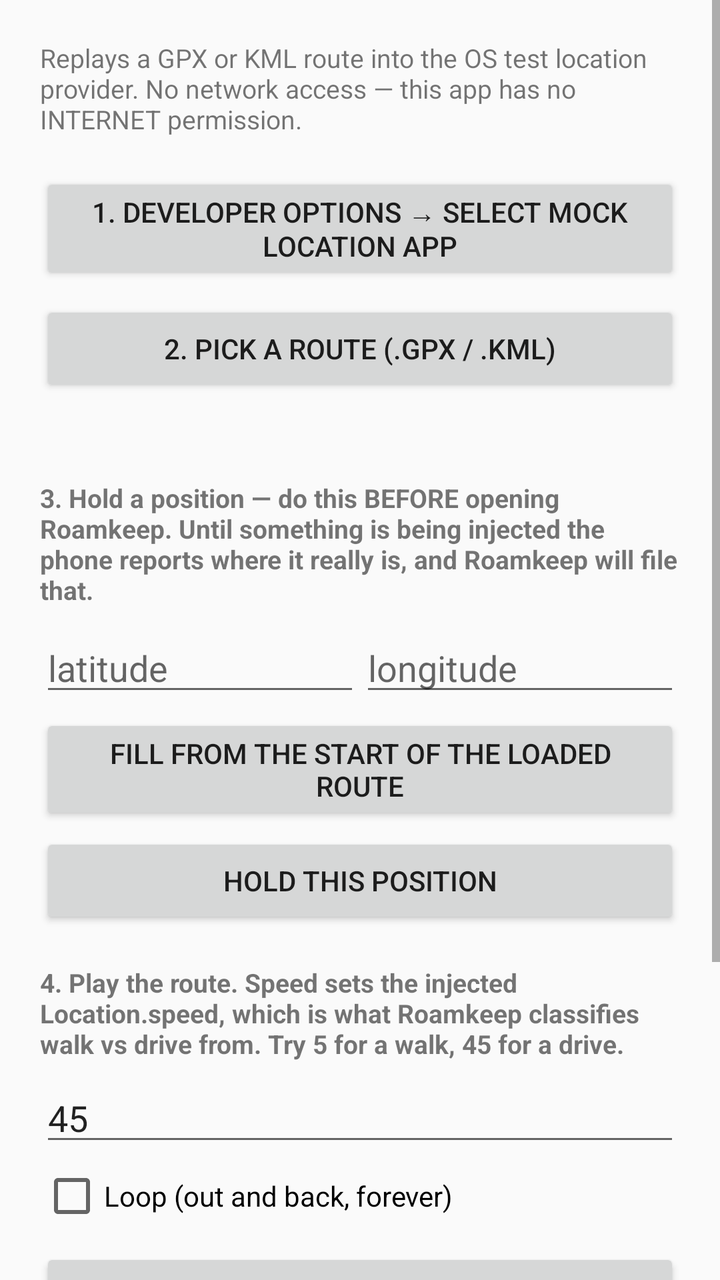
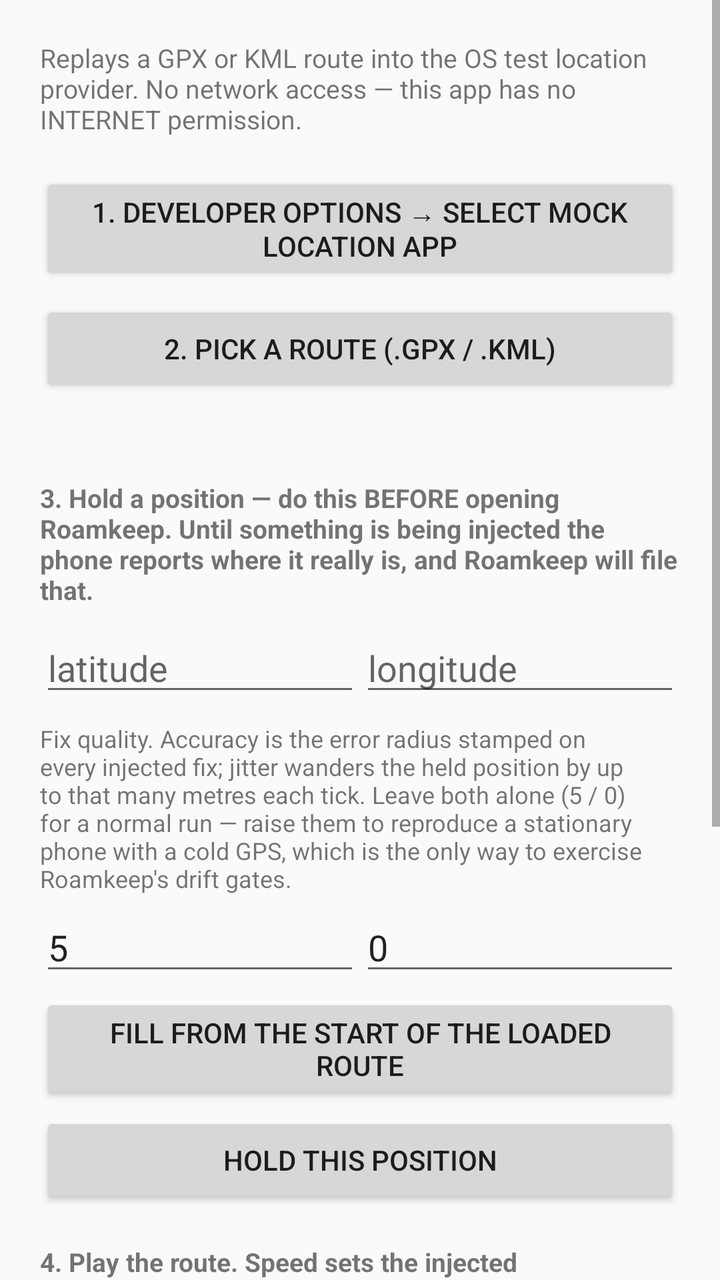

Before-and-after screenshots of an Android layout around one commit, followed by the original layout XML and the change that was made.
<!-- AndroidManifest.xml: application theme android:Theme.Material.Light -->
<!-- res/layout/activity_main.xml -->
<?xml version="1.0" encoding="utf-8"?>
<ScrollView xmlns:android="http://schemas.android.com/apk/res/android"
    android:layout_width="match_parent"
    android:layout_height="match_parent"
    android:fillViewport="true">

    <LinearLayout
        android:layout_width="match_parent"
        android:layout_height="wrap_content"
        android:orientation="vertical"
        android:padding="20dp">

        <TextView
            android:layout_width="match_parent"
            android:layout_height="wrap_content"
            android:text="Replays a GPX or KML route into the OS test location provider. No network access — this app has no INTERNET permission."
            android:textSize="13sp"
            android:paddingBottom="18dp" />

        <Button
            android:id="@+id/devOptions"
            android:layout_width="match_parent"
            android:layout_height="wrap_content"
            android:text="1. Developer options → Select mock location app" />

        <Button
            android:id="@+id/pick"
            android:layout_width="match_parent"
            android:layout_height="wrap_content"
            android:layout_marginTop="8dp"
            android:text="2. Pick a route (.gpx / .kml)" />

        <TextView
            android:id="@+id/routeInfo"
            android:layout_width="match_parent"
            android:layout_height="wrap_content"
            android:paddingTop="8dp"
            android:paddingBottom="12dp"
            android:textSize="13sp"
            android:typeface="monospace" />

        <TextView
            android:layout_width="match_parent"
            android:layout_height="wrap_content"
            android:text="3. Hold a position — do this BEFORE opening Roamkeep. Until something is being injected the phone reports where it really is, and Roamkeep will file that."
            android:textStyle="bold"
            android:textSize="13sp"
            android:paddingTop="4dp"
            android:paddingBottom="8dp" />

        <LinearLayout
            android:layout_width="match_parent"
            android:layout_height="wrap_content"
            android:orientation="horizontal">

            <EditText
                android:id="@+id/holdLat"
                android:layout_width="0dp"
                android:layout_weight="1"
                android:layout_height="wrap_content"
                android:inputType="numberDecimal|numberSigned"
                android:importantForAutofill="no"
                android:hint="latitude" />

            <EditText
                android:id="@+id/holdLng"
                android:layout_width="0dp"
                android:layout_weight="1"
                android:layout_height="wrap_content"
                android:inputType="numberDecimal|numberSigned"
                android:importantForAutofill="no"
                android:hint="longitude" />
        </LinearLayout>

        <Button
            android:id="@+id/useRouteStart"
            android:layout_width="match_parent"
            android:layout_height="wrap_content"
            android:layout_marginTop="4dp"
            android:text="Fill from the start of the loaded route" />

        <Button
            android:id="@+id/hold"
            android:layout_width="match_parent"
            android:layout_height="wrap_content"
            android:layout_marginTop="4dp"
            android:text="Hold this position" />

        <TextView
            android:layout_width="match_parent"
            android:layout_height="wrap_content"
            android:text="4. Play the route. Speed sets the injected Location.speed, which is what Roamkeep classifies walk vs drive from. Try 5 for a walk, 45 for a drive."
            android:textStyle="bold"
            android:textSize="13sp"
            android:paddingTop="18dp"
            android:paddingBottom="6dp" />

        <EditText
            android:id="@+id/speed"
            android:layout_width="match_parent"
            android:layout_height="wrap_content"
            android:inputType="numberDecimal"
            android:text="45"
            android:importantForAutofill="no"
            android:hint="45" />

        <CheckBox
            android:id="@+id/loop"
            android:layout_width="match_parent"
            android:layout_height="wrap_content"
            android:layout_marginTop="4dp"
            android:text="Loop (out and back, forever)" />

        <Button
            android:id="@+id/start"
            android:layout_width="match_parent"
            android:layout_height="wrap_content"
            android:layout_marginTop="10dp"
            android:text="Start the route" />

        <Button
            android:id="@+id/stop"
            android:layout_width="match_parent"
            android:layout_height="wrap_content"
            android:layout_marginTop="6dp"
            android:text="Stop" />

        <TextView
            android:id="@+id/status"
            android:layout_width="match_parent"
            android:layout_height="wrap_content"
            android:paddingTop="18dp"
            android:textSize="14sp"
            android:text="Stopped" />

        <TextView
            android:layout_width="match_parent"
            android:layout_height="wrap_content"
            android:paddingTop="24dp"
            android:textSize="12sp"
            android:text="Test providers are removed when playback stops, so the device stops lying about where it is as soon as you press Stop or swipe the app away." />
    </LinearLayout>
</ScrollView>
<!-- resources referenced by this layout -->
<resources>

</resources>

<!-- the commit's change to res/layout/activity_main.xml (unified diff, before → after) -->
@@ -72,6 +72,40 @@
                 android:hint="longitude" />
         </LinearLayout>
 
+        <TextView
+            android:layout_width="match_parent"
+            android:layout_height="wrap_content"
+            android:text="Fix quality. Accuracy is the error radius stamped on every injected fix; jitter wanders the held position by up to that many metres each tick. Leave both alone (5 / 0) for a normal run — raise them to reproduce a stationary phone with a cold GPS, which is the only way to exercise Roamkeep's drift gates."
+            android:textSize="12sp"
+            android:paddingTop="8dp"
+            android:paddingBottom="4dp" />
+
+        <LinearLayout
+            android:layout_width="match_parent"
+            android:layout_height="wrap_content"
+            android:orientation="horizontal">
+
+            <EditText
+                android:id="@+id/accuracy"
+                android:layout_width="0dp"
+                android:layout_weight="1"
+                android:layout_height="wrap_content"
+                android:inputType="numberDecimal"
+                android:importantForAutofill="no"
+                android:text="5"
+                android:hint="accuracy m" />
+
+            <EditText
+                android:id="@+id/jitter"
+                android:layout_width="0dp"
+                android:layout_weight="1"
+                android:layout_height="wrap_content"
+                android:inputType="numberDecimal"
+                android:importantForAutofill="no"
+                android:text="0"
+                android:hint="jitter m" />
+        </LinearLayout>
+
         <Button
             android:id="@+id/useRouteStart"
             android:layout_width="match_parent"
